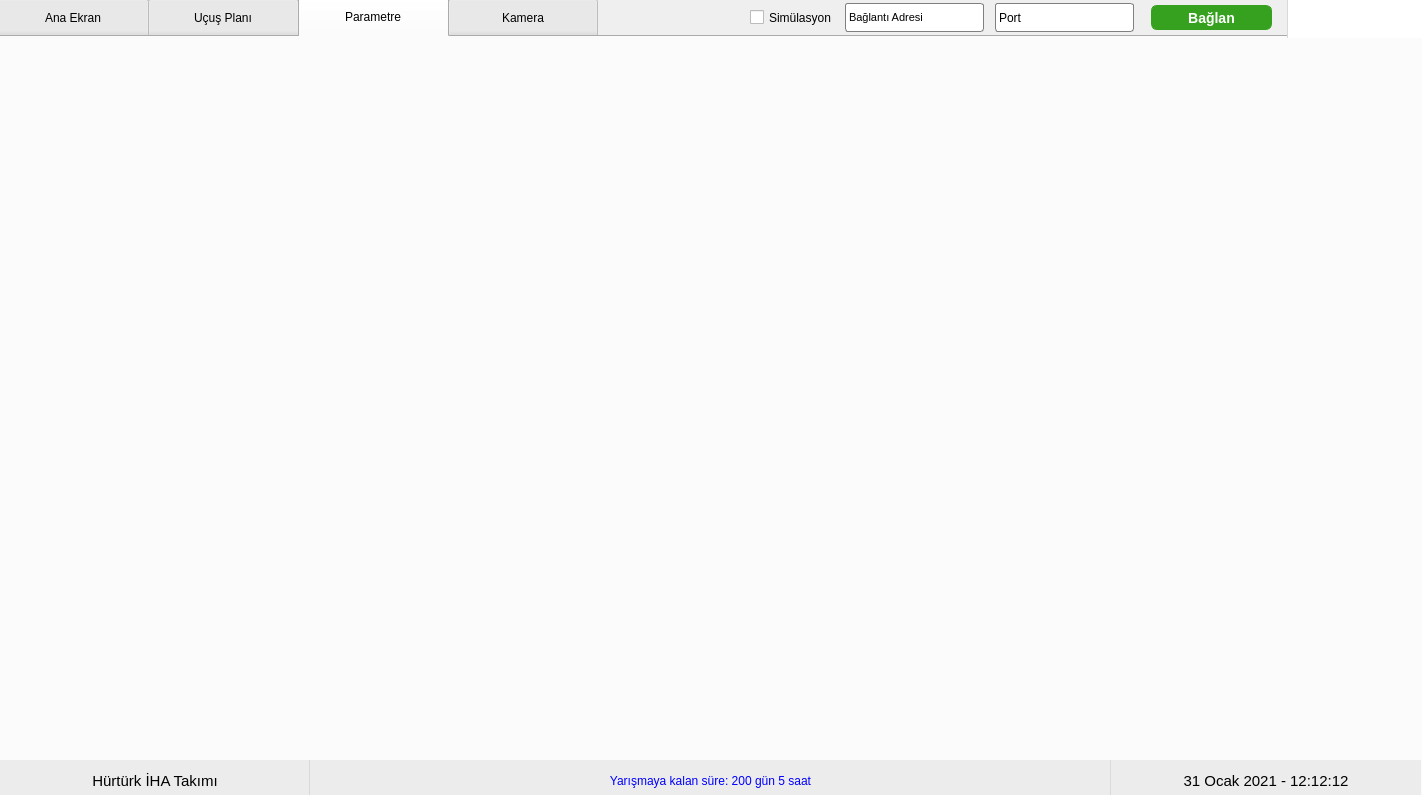
Before: the Qt Designer form design.ui in hurturkiha/otopilot-arayuzu, drawn with Qt 5.
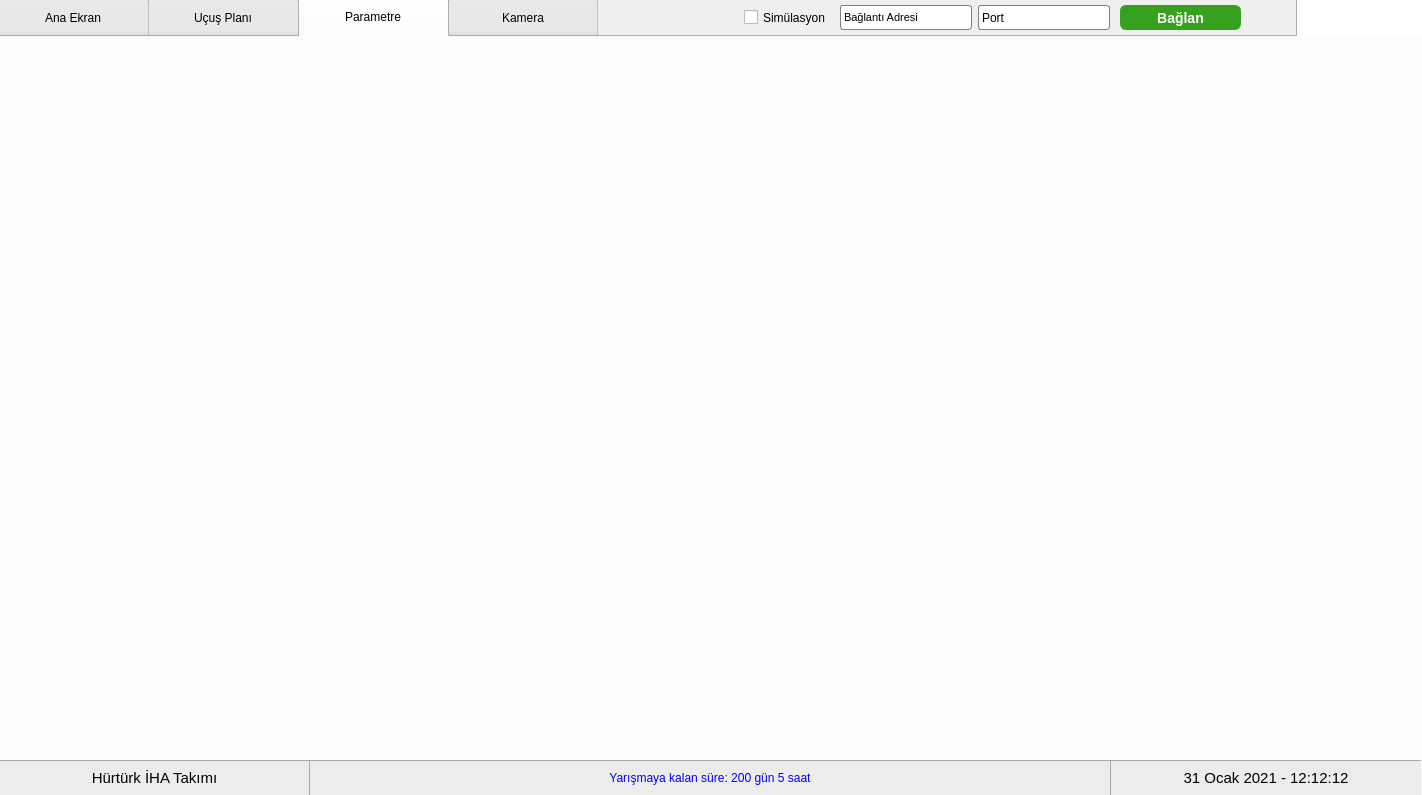
After: the same form once the commit is applied. The open tabs and pages were chosen to show the change. Icons and pictures are not drawn.

Commit message: add template to parameters tab

The edit to the form file:
```diff
--- a/design.ui
+++ b/design.ui
@@ -26,7 +26,7 @@
       <x>-2</x>
       <y>-3</y>
       <width>1431</width>
-      <height>800</height>
+      <height>802</height>
      </rect>
     </property>
     <property name="styleSheet">
@@ -1432,6 +1432,17 @@
      <attribute name="title">
       <string>Parametre</string>
      </attribute>
+     <widget class="QWidget" name="verticalLayoutWidget_4">
+      <property name="geometry">
+       <rect>
+        <x>0</x>
+        <y>-1</y>
+        <width>1423</width>
+        <height>724</height>
+       </rect>
+      </property>
+      <layout class="QVBoxLayout" name="vl_parameters"/>
+     </widget>
     </widget>
     <widget class="QWidget" name="tab_camera">
      <attribute name="title">
@@ -1599,7 +1610,7 @@
    <widget class="QPushButton" name="bt_connect">
     <property name="geometry">
      <rect>
-      <x>1151</x>
+      <x>1120</x>
       <y>5</y>
       <width>121</width>
       <height>25</height>
@@ -1647,9 +1658,9 @@
    <widget class="QStackedWidget" name="sw_connectionCB">
     <property name="geometry">
      <rect>
-      <x>845</x>
-      <y>3</y>
-      <width>291</width>
+      <x>840</x>
+      <y>5</y>
+      <width>271</width>
       <height>29</height>
      </rect>
     </property>
@@ -1665,8 +1676,8 @@
        <rect>
         <x>0</x>
         <y>0</y>
-        <width>139</width>
-        <height>29</height>
+        <width>132</width>
+        <height>25</height>
        </rect>
       </property>
       <property name="sizePolicy">
@@ -1723,10 +1734,10 @@
       </property>
       <property name="geometry">
        <rect>
-        <x>150</x>
+        <x>138</x>
         <y>0</y>
-        <width>139</width>
-        <height>29</height>
+        <width>132</width>
+        <height>25</height>
        </rect>
       </property>
       <property name="sizePolicy">
@@ -1909,17 +1920,17 @@
    <widget class="QPushButton" name="bt_minimize">
     <property name="geometry">
      <rect>
-      <x>1287</x>
-      <y>0</y>
-      <width>45</width>
-      <height>38</height>
+      <x>1296</x>
+      <y>-1</y>
+      <width>42</width>
+      <height>37</height>
      </rect>
     </property>
     <property name="styleSheet">
      <string notr="true">QPushButton {
 	background-color: white;
 	border: none;
-	border-left: 1px solid #D9D9D9;
+	border-left: 1px solid #ababab;
 }
 
 QPushButton::hover {
@@ -1943,10 +1954,10 @@
    <widget class="QPushButton" name="bt_close">
     <property name="geometry">
      <rect>
-      <x>1377</x>
-      <y>0</y>
-      <width>45</width>
-      <height>38</height>
+      <x>1380</x>
+      <y>-1</y>
+      <width>42</width>
+      <height>37</height>
      </rect>
     </property>
     <property name="styleSheet">
@@ -1976,10 +1987,10 @@
    <widget class="QPushButton" name="bt_maximize">
     <property name="geometry">
      <rect>
-      <x>1332</x>
-      <y>0</y>
-      <width>45</width>
-      <height>38</height>
+      <x>1338</x>
+      <y>-1</y>
+      <width>42</width>
+      <height>37</height>
      </rect>
     </property>
     <property name="styleSheet">
@@ -2009,7 +2020,7 @@
    <widget class="QCheckBox" name="cb_simulation">
     <property name="geometry">
      <rect>
-      <x>750</x>
+      <x>744</x>
       <y>5</y>
       <width>91</width>
       <height>25</height>
@@ -2022,13 +2033,13 @@
      <string>Simülasyon</string>
     </property>
    </widget>
-   <widget class="QWidget" name="layoutWidget">
+   <widget class="QWidget" name="layoutWidget_3">
     <property name="geometry">
      <rect>
       <x>0</x>
       <y>760</y>
       <width>1421</width>
-      <height>41</height>
+      <height>35</height>
      </rect>
     </property>
     <layout class="QHBoxLayout" name="bl_statusBar" stretch="0,0,0">
@@ -2056,7 +2067,8 @@
         <string notr="true">QLabel {
 	font: 11pt &quot;Ubuntu&quot;;
 	background-color: #ECECEC;
-	border-right: 1px solid #D9D9D9;
+	border-right: 1px solid #ababab;
+	border-top: 1px solid #ababab;
 }</string>
        </property>
        <property name="text">
@@ -2083,7 +2095,8 @@
 	font: 9pt &quot;Ubuntu&quot;;
 	color: blue;
 	background-color: #ECECEC;
-	border-right: 1px solid #D9D9D9;
+	border-right: 1px solid #ababab;
+	border-top: 1px solid #ababab;
 }</string>
        </property>
        <property name="text">
@@ -2115,6 +2128,7 @@
         <string notr="true">QLabel {
 	font: 11pt &quot;Ubuntu&quot;;
 	background-color: #ECECEC;
+	border-top: 1px solid #ababab;
 }</string>
        </property>
        <property name="text">
```
Left out of the diff: 20 changed lines with no effect on the pictures. The commit also changes 2 other files.
